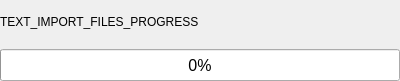
First picture: the form in guardata/client/gui/forms/loading_widget.ui, repository bitlogik/guardata, before the edit.
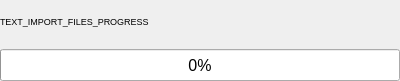
Second picture: the form after the edit.

```diff
--- a/guardata/client/gui/forms/loading_widget.ui
+++ b/guardata/client/gui/forms/loading_widget.ui
@@ -33,6 +33,11 @@
      </property>
      <item>
       <widget class="QLabel" name="label_status">
+       <property name="font">
+        <font>
+         <pointsize>7</pointsize>
+        </font>
+       </property>
        <property name="text">
         <string>TEXT_IMPORT_FILES_PROGRESS</string>
        </property>
```
